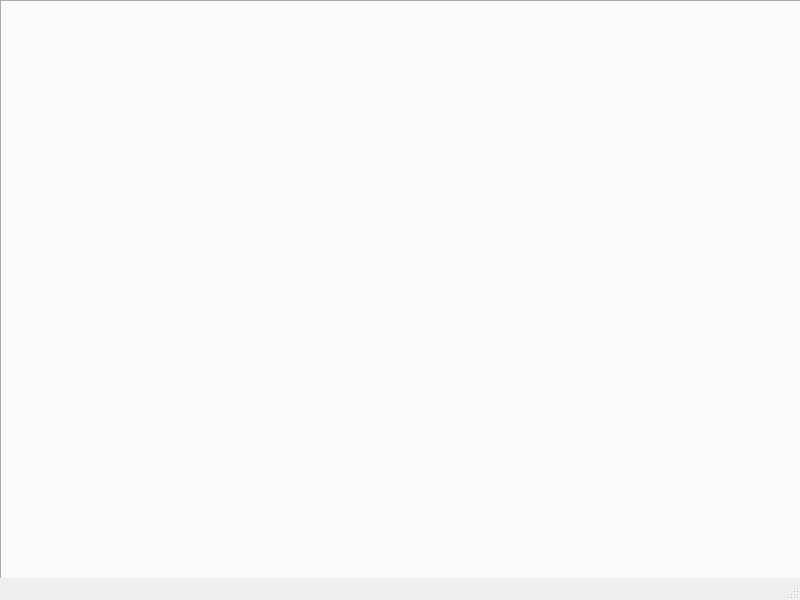
This is mainwindow.ui in NightXDreamin/HRWindow as Qt 5 draws it before an edit. The edited form follows.
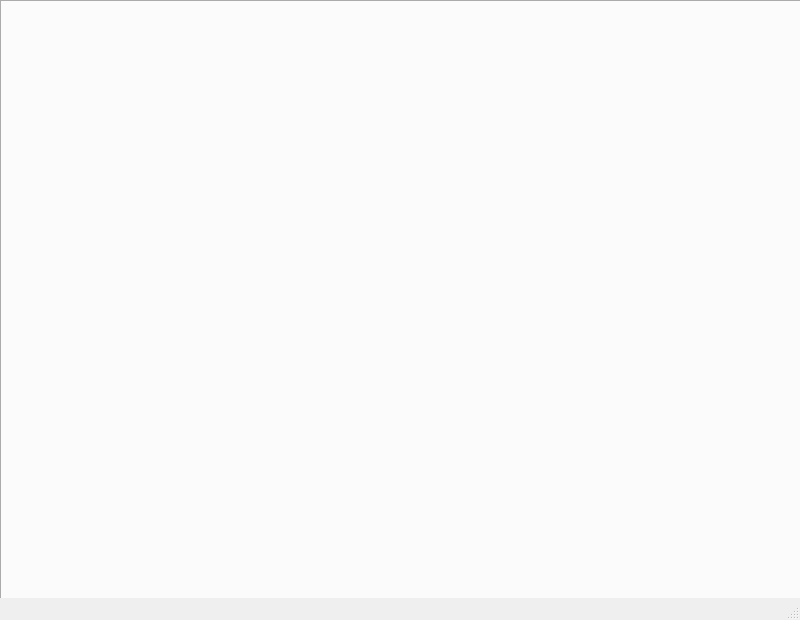
This is the edited form.

Commit message:
Increase main window height to 620
Adjusted the main window height from 600 to 620 in mainwindow.ui to provide additional vertical space in the application interface.

```diff
--- a/mainwindow.ui
+++ b/mainwindow.ui
@@ -7,7 +7,7 @@
     <x>0</x>
     <y>0</y>
     <width>800</width>
-    <height>600</height>
+    <height>620</height>
    </rect>
   </property>
   <property name="windowTitle">
```
